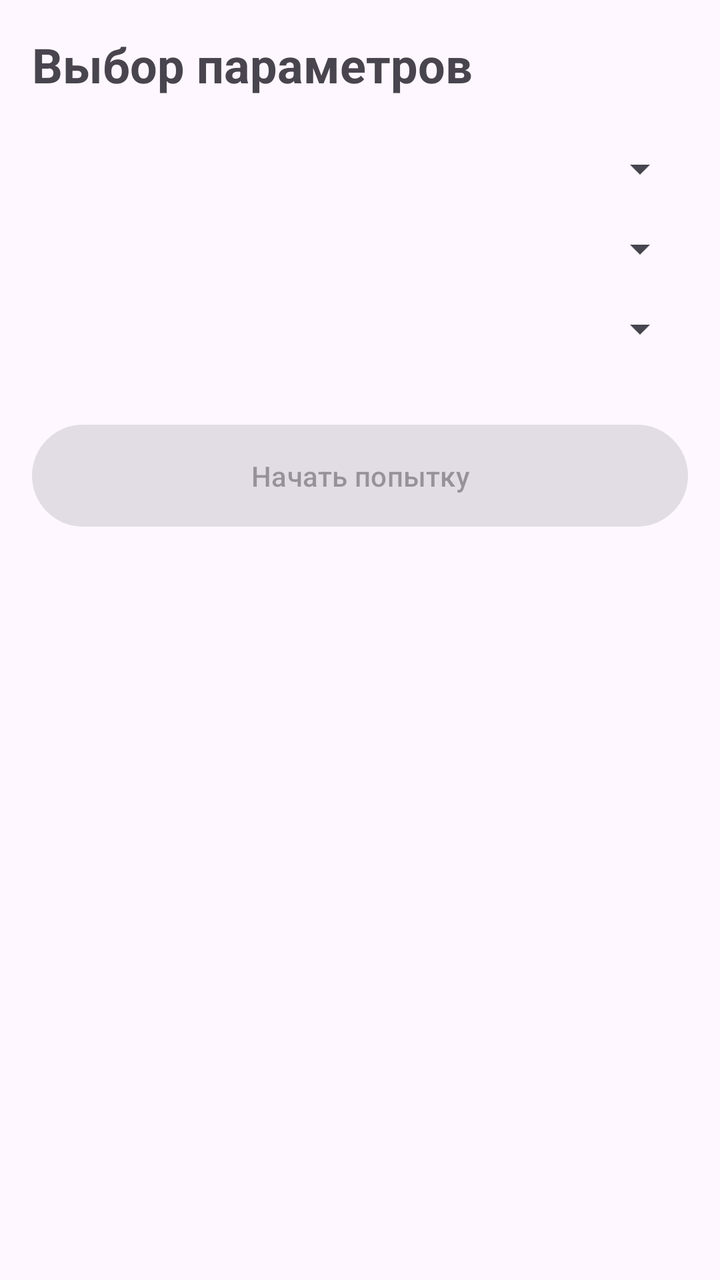
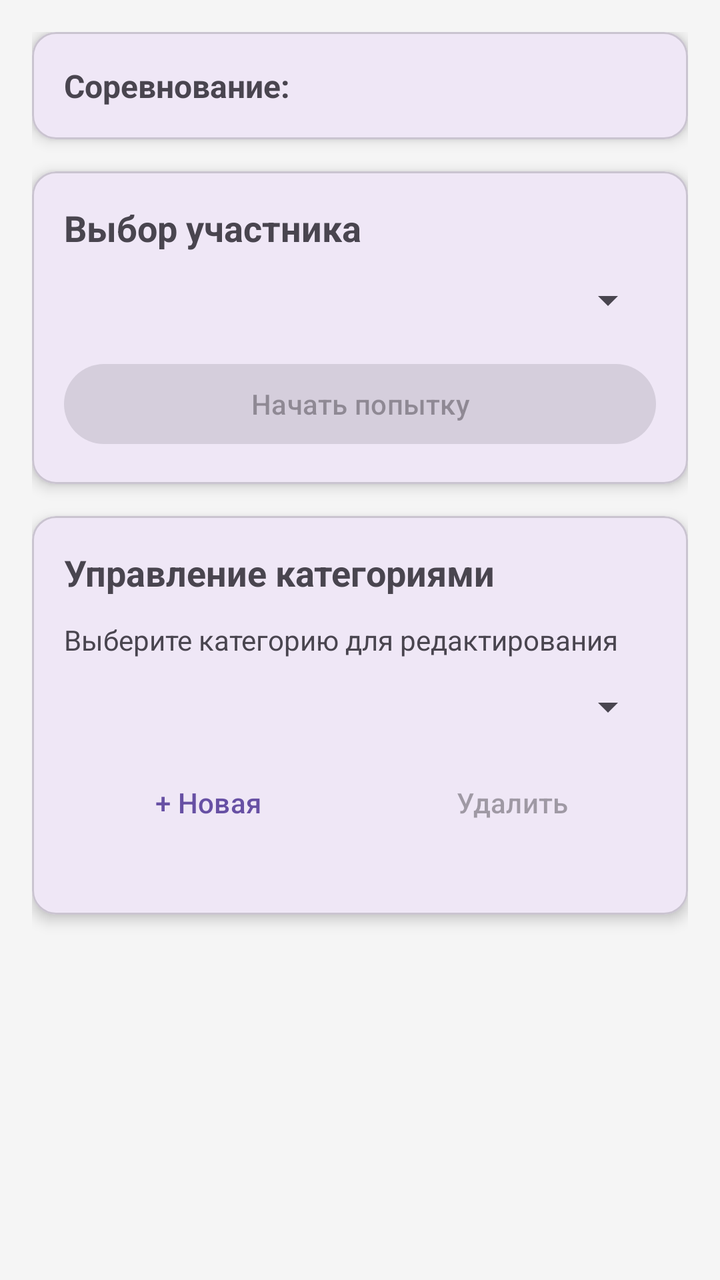

The first picture is an Android layout as it rendered before a commit; the second is the same layout after the commit. The layout source and the unified diff follow.
<!-- AndroidManifest.xml: application theme Theme.Material3.DayNight.NoActionBar -->
<!-- res/layout/activity_selectors.xml -->
<?xml version="1.0" encoding="utf-8"?>
<LinearLayout xmlns:android="http://schemas.android.com/apk/res/android"
    xmlns:app="http://schemas.android.com/apk/res-auto"
    android:layout_width="match_parent"
    android:layout_height="match_parent"
    android:orientation="vertical"
    android:padding="16dp">

    <TextView
        android:layout_width="wrap_content"
        android:layout_height="wrap_content"
        android:text="Выбор параметров"
        android:textSize="24sp"
        android:textStyle="bold"
        android:layout_marginBottom="24dp"/>

    <com.google.android.material.textfield.TextInputLayout
        android:layout_width="match_parent"
        android:layout_height="wrap_content"
        android:hint="Соревнование"
        style="@style/Widget.Material3.TextInputLayout.OutlinedBox">

        <Spinner
            android:id="@+id/spinnerCompetition"
            android:layout_width="match_parent"
            android:layout_height="wrap_content" />
    </com.google.android.material.textfield.TextInputLayout>

    <com.google.android.material.textfield.TextInputLayout
        android:layout_width="match_parent"
        android:layout_height="wrap_content"
        android:hint="Категория"
        android:layout_marginTop="16dp"
        style="@style/Widget.Material3.TextInputLayout.OutlinedBox">

        <Spinner
            android:id="@+id/spinnerCategory"
            android:layout_width="match_parent"
            android:layout_height="wrap_content" />
    </com.google.android.material.textfield.TextInputLayout>

    <com.google.android.material.textfield.TextInputLayout
        android:layout_width="match_parent"
        android:layout_height="wrap_content"
        android:hint="Участник"
        android:layout_marginTop="16dp"
        style="@style/Widget.Material3.TextInputLayout.OutlinedBox">

        <Spinner
            android:id="@+id/spinnerParticipant"
            android:layout_width="match_parent"
            android:layout_height="wrap_content" />
    </com.google.android.material.textfield.TextInputLayout>

    <TextView
        android:id="@+id/txtNoParticipants"
        android:layout_width="match_parent"
        android:layout_height="wrap_content"
        android:text="Нет доступных участников"
        android:textAlignment="center"
        android:visibility="gone"
        android:padding="16dp"
        android:textColor="?android:attr/textColorSecondary"/>

    <Button
        android:id="@+id/btnStartAttempt"
        android:layout_width="match_parent"
        android:layout_height="wrap_content"
        android:text="Начать попытку"
        android:layout_marginTop="32dp"
        android:padding="16dp"
        android:enabled="false" />

</LinearLayout>
<!-- resources referenced by this layout -->
<resources>

</resources>

<!-- the commit's change to res/layout/activity_selectors.xml (unified diff, before → after) -->
@@ -1,74 +1,301 @@
 <?xml version="1.0" encoding="utf-8"?>
-<LinearLayout xmlns:android="http://schemas.android.com/apk/res/android"
+<ScrollView xmlns:android="http://schemas.android.com/apk/res/android"
     xmlns:app="http://schemas.android.com/apk/res-auto"
     android:layout_width="match_parent"
     android:layout_height="match_parent"
-    android:orientation="vertical"
-    android:padding="16dp">
-
-    <TextView
-        android:layout_width="wrap_content"
-        android:layout_height="wrap_content"
-        android:text="Выбор параметров"
-        android:textSize="24sp"
-        android:textStyle="bold"
-        android:layout_marginBottom="24dp"/>
-
-    <com.google.android.material.textfield.TextInputLayout
+    android:background="#f5f5f5">
+
+    <LinearLayout
         android:layout_width="match_parent"
         android:layout_height="wrap_content"
-        android:hint="Соревнование"
-        style="@style/Widget.Material3.TextInputLayout.OutlinedBox">
-
-        <Spinner
-            android:id="@+id/spinnerCompetition"
+        android:orientation="vertical"
+        android:padding="16dp">
+
+        
+        <com.google.android.material.card.MaterialCardView
             android:layout_width="match_parent"
-            android:layout_height="wrap_content" />
-    </com.google.android.material.textfield.TextInputLayout>
-
-    <com.google.android.material.textfield.TextInputLayout
-        android:layout_width="match_parent"
-        android:layout_height="wrap_content"
-        android:hint="Категория"
-        android:layout_marginTop="16dp"
-        style="@style/Widget.Material3.TextInputLayout.OutlinedBox">
-
-        <Spinner
-            android:id="@+id/spinnerCategory"
+            android:layout_height="wrap_content"
+            android:layout_marginBottom="16dp"
+            app:cardElevation="4dp">
+
+            <LinearLayout
+                android:layout_width="match_parent"
+                android:layout_height="wrap_content"
+                android:orientation="vertical"
+                android:padding="16dp">
+
+                <TextView
+                    android:id="@+id/txtCompetitionInfo"
+                    android:layout_width="wrap_content"
+                    android:layout_height="wrap_content"
+                    android:text="Соревнование: "
+                    android:textSize="16sp"
+                    android:textStyle="bold"/>
+            </LinearLayout>
+        </com.google.android.material.card.MaterialCardView>
+
+        
+        <com.google.android.material.card.MaterialCardView
             android:layout_width="match_parent"
-            android:layout_height="wrap_content" />
-    </com.google.android.material.textfield.TextInputLayout>
-
-    <com.google.android.material.textfield.TextInputLayout
-        android:layout_width="match_parent"
-        android:layout_height="wrap_content"
-        android:hint="Участник"
-        android:layout_marginTop="16dp"
-        style="@style/Widget.Material3.TextInputLayout.OutlinedBox">
-
-        <Spinner
-            android:id="@+id/spinnerParticipant"
+            android:layout_height="wrap_content"
+            android:layout_marginBottom="16dp"
+            app:cardElevation="4dp">
+
+            <LinearLayout
+                android:layout_width="match_parent"
+                android:layout_height="wrap_content"
+                android:orientation="vertical"
+                android:padding="16dp">
+
+                <TextView
+                    android:layout_width="wrap_content"
+                    android:layout_height="wrap_content"
+                    android:text="Выбор участника"
+                    android:textSize="18sp"
+                    android:textStyle="bold"
+                    android:layout_marginBottom="12dp"/>
+
+                <Spinner
+                    android:id="@+id/spinnerParticipant"
+                    android:layout_width="match_parent"
+                    android:layout_height="wrap_content" />
+
+                <TextView
+                    android:id="@+id/txtNoParticipants"
+                    android:layout_width="match_parent"
+                    android:layout_height="wrap_content"
+                    android:text="Нет доступных участников"
+                    android:textAlignment="center"
+                    android:visibility="gone"
+                    android:padding="24dp"
+                    android:textColor="?android:attr/textColorSecondary"/>
+
+                <Button
+                    android:id="@+id/btnStartAttempt"
+                    android:layout_width="match_parent"
+                    android:layout_height="wrap_content"
+                    android:text="Начать попытку"
+                    android:layout_marginTop="16dp"
+                    android:enabled="false"
+                    style="@style/Widget.Material3.Button"/>
+            </LinearLayout>
+        </com.google.android.material.card.MaterialCardView>
+
+        
+        <com.google.android.material.card.MaterialCardView
             android:layout_width="match_parent"
-            android:layout_height="wrap_content" />
-    </com.google.android.material.textfield.TextInputLayout>
-
-    <TextView
-        android:id="@+id/txtNoParticipants"
-        android:layout_width="match_parent"
-        android:layout_height="wrap_content"
-        android:text="Нет доступных участников"
-        android:textAlignment="center"
-        android:visibility="gone"
-        android:padding="16dp"
-        android:textColor="?android:attr/textColorSecondary"/>
-
-    <Button
-        android:id="@+id/btnStartAttempt"
-        android:layout_width="match_parent"
-        android:layout_height="wrap_content"
-        android:text="Начать попытку"
-        android:layout_marginTop="32dp"
-        android:padding="16dp"
-        android:enabled="false" />
-
-</LinearLayout>
+            android:layout_height="wrap_content"
+            android:layout_marginBottom="16dp"
+            app:cardElevation="4dp">
+
+            <LinearLayout
+                android:layout_width="match_parent"
+                android:layout_height="wrap_content"
+                android:orientation="vertical"
+                android:padding="16dp">
+
+                <TextView
+                    android:layout_width="wrap_content"
+                    android:layout_height="wrap_content"
+                    android:text="Управление категориями"
+                    android:textSize="18sp"
+                    android:textStyle="bold"
+                    android:layout_marginBottom="12dp"/>
+
+                <TextView
+                    android:layout_width="wrap_content"
+                    android:layout_height="wrap_content"
+                    android:text="Выберите категорию для редактирования"
+                    android:textSize="14sp"
+                    android:textColor="?android:attr/textColorSecondary"
+                    android:layout_marginBottom="12dp"/>
+
+                <Spinner
+                    android:id="@+id/spinnerCategory"
+                    android:layout_width="match_parent"
+                    android:layout_height="wrap_content"
+                    android:layout_marginBottom="12dp" />
+
+                <LinearLayout
+                    android:layout_width="match_parent"
+                    android:layout_height="wrap_content"
+                    android:orientation="horizontal"
+                    android:layout_marginBottom="16dp">
+
+                    <Button
+                        android:id="@+id/btnAddCategory"
+                        android:layout_width="0dp"
+                        android:layout_height="wrap_content"
+                        android:layout_weight="1"
+                        android:text="+ Новая"
+                        android:layout_marginEnd="8dp"
+                        style="@style/Widget.Material3.Button.TextButton"/>
+
+                    <Button
+                        android:id="@+id/btnDeleteCategory"
+                        android:layout_width="0dp"
+                        android:layout_height="wrap_content"
+                        android:layout_weight="1"
+                        android:text="Удалить"
+                        android:enabled="false"
+                        style="@style/Widget.Material3.Button.TextButton"/>
+                </LinearLayout>
+            </LinearLayout>
+        </com.google.android.material.card.MaterialCardView>
+
+        
+        <LinearLayout
+            android:id="@+id/categoryFormPanel"
+            android:layout_width="match_parent"
+            android:layout_height="wrap_content"
+            android:orientation="vertical"
+            android:visibility="gone">
+
+            
+            <com.google.android.material.card.MaterialCardView
+                android:layout_width="match_parent"
+                android:layout_height="wrap_content"
+                android:layout_marginBottom="16dp"
+                app:cardElevation="4dp">
+
+                <LinearLayout
+                    android:layout_width="match_parent"
+                    android:layout_height="wrap_content"
+                    android:orientation="vertical"
+                    android:padding="16dp">
+
+                    <TextView
+                        android:layout_width="wrap_content"
+                        android:layout_height="wrap_content"
+                        android:text="Параметры категории"
+                        android:textSize="16sp"
+                        android:textStyle="bold"
+                        android:layout_marginBottom="16dp"/>
+
+                    <com.google.android.material.textfield.TextInputLayout
+                        android:layout_width="match_parent"
+                        android:layout_height="wrap_content"
+                        android:hint="Название категории"
+                        style="@style/Widget.Material3.TextInputLayout.OutlinedBox">
+
+                        <com.google.android.material.textfield.TextInputEditText
+                            android:id="@+id/etCategoryName"
+                            android:layout_width="match_parent"
+                            android:layout_height="wrap_content"
+                            android:inputType="textCapWords"/>
+                    </com.google.android.material.textfield.TextInputLayout>
+
+                    <com.google.android.material.textfield.TextInputLayout
+                        android:layout_width="match_parent"
+                        android:layout_height="wrap_content"
+                        android:hint="Лимит времени (секунды)"
+                        style="@style/Widget.Material3.TextInputLayout.OutlinedBox">
+
+                        <com.google.android.material.textfield.TextInputEditText
+                            android:id="@+id/etTimeLimit"
+                            android:layout_width="match_parent"
+                            android:layout_height="wrap_content"
+                            android:inputType="numberDecimal"
+                            android:text="120"/>
+                    </com.google.android.material.textfield.TextInputLayout>
+
+                    <com.google.android.material.textfield.TextInputLayout
+                        android:layout_width="match_parent"
+                        android:layout_height="wrap_content"
+                        android:hint="Количество закладок"
+                        style="@style/Widget.Material3.TextInputLayout.OutlinedBox">
+
+                        <com.google.android.material.textfield.TextInputEditText
+                            android:id="@+id/etHidesCount"
+                            android:layout_width="match_parent"
+                            android:layout_height="wrap_content"
+                            android:inputType="number"
+                            android:text="5"/>
+                    </com.google.android.material.textfield.TextInputLayout>
+
+                    <com.google.android.material.textfield.TextInputLayout
+                        android:layout_width="match_parent"
+                        android:layout_height="wrap_content"
+                        android:hint="Максимальный балл"
+                        style="@style/Widget.Material3.TextInputLayout.OutlinedBox">
+
+                        <com.google.android.material.textfield.TextInputEditText
+                            android:id="@+id/etMaxScore"
+                            android:layout_width="match_parent"
+                            android:layout_height="wrap_content"
+                            android:inputType="number"
+                            android:text="100"/>
+                    </com.google.android.material.textfield.TextInputLayout>
+                </LinearLayout>
+            </com.google.android.material.card.MaterialCardView>
+
+            
+            <com.google.android.material.card.MaterialCardView
+                android:layout_width="match_parent"
+                android:layout_height="wrap_content"
+                android:layout_marginBottom="16dp"
+                app:cardElevation="4dp">
+
+                <LinearLayout
+                    android:layout_width="match_parent"
+                    android:layout_height="wrap_content"
+                    android:orientation="vertical"
+                    android:padding="16dp">
+
+                    <TextView
+                        android:layout_width="wrap_content"
+                        android:layout_height="wrap_content"
+                        android:text="Правила штрафов"
+                        android:textSize="16sp"
+                        android:textStyle="bold"/>
+
+                    <TextView
+                        android:layout_width="wrap_content"
+                        android:layout_height="wrap_content"
+                        android:text="flat - фиксированный штраф, progressive - прогрессивный (каждое нарушение дороже)"
+                        android:textSize="12sp"
+                        android:textColor="?android:attr/textColorSecondary"
+                        android:layout_marginTop="4dp"
+                        android:layout_marginBottom="16dp"/>
+
+                    <LinearLayout
+                        android:id="@+id/penaltyRulesContainer"
+                        android:layout_width="match_parent"
+                        android:layout_height="wrap_content"
+                        android:orientation="vertical"/>
+
+                    <Button
+                        android:id="@+id/btnAddPenaltyRule"
+                        android:layout_width="wrap_content"
+                        android:layout_height="wrap_content"
+                        android:text="+ Добавить правило штрафа"
+                        android:layout_marginTop="12dp"
+                        style="@style/Widget.Material3.Button.TextButton"/>
+                </LinearLayout>
+            </com.google.android.material.card.MaterialCardView>
+
+            
+            <com.google.android.material.card.MaterialCardView
+                android:layout_width="match_parent"
+                android:layout_height="wrap_content"
+                android:layout_marginBottom="16dp"
+                app:cardElevation="4dp">
+
+                <LinearLayout
+                    android:layout_width="match_parent"
+                    android:layout_height="wrap_content"
+                    android:padding="16dp">
+
+                    <Button
+                        android:id="@+id/btnSaveCategory"
+                        android:layout_width="match_parent"
+                        android:layout_height="wrap_content"
+                        android:text="Сохранить категорию"
+                        android:textSize="16sp"/>
+                </LinearLayout>
+            </com.google.android.material.card.MaterialCardView>
+
+        </LinearLayout>
+
+    </LinearLayout>
+</ScrollView>
